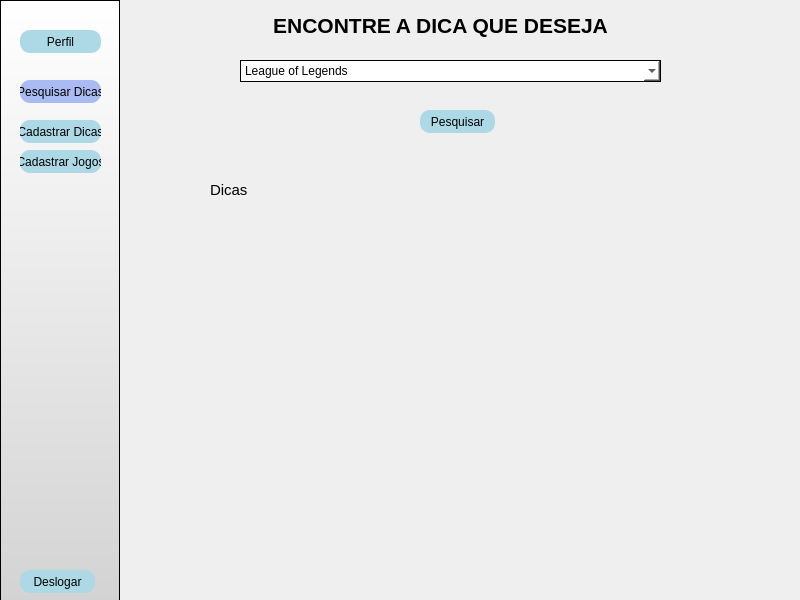
This is telas/pesquisa_dica.ui in JorgeLuis8/Trabalho-POO-II as Qt 5 draws it before an edit. The edited form follows.
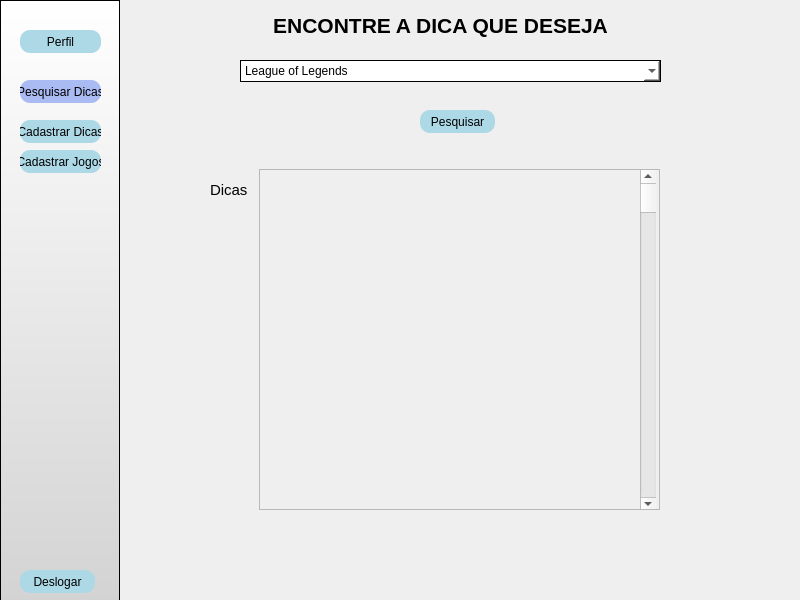
This is the edited form.

Patch:
```diff
--- a/telas/pesquisa_dica.ui
+++ b/telas/pesquisa_dica.ui
@@ -401,6 +401,42 @@
      </property>
     </item>
    </widget>
+   <widget class="QScrollArea" name="scrollArea">
+    <property name="geometry">
+     <rect>
+      <x>259</x>
+      <y>169</y>
+      <width>401</width>
+      <height>341</height>
+     </rect>
+    </property>
+    <property name="widgetResizable">
+     <bool>true</bool>
+    </property>
+    <widget class="QWidget" name="scrollAreaWidgetContents">
+     <property name="geometry">
+      <rect>
+       <x>0</x>
+       <y>0</y>
+       <width>399</width>
+       <height>339</height>
+      </rect>
+     </property>
+     <widget class="QScrollBar" name="verticalScrollBar">
+      <property name="geometry">
+       <rect>
+        <x>380</x>
+        <y>0</y>
+        <width>16</width>
+        <height>341</height>
+       </rect>
+      </property>
+      <property name="orientation">
+       <enum>Qt::Vertical</enum>
+      </property>
+     </widget>
+    </widget>
+   </widget>
   </widget>
  </widget>
  <resources/>
```
